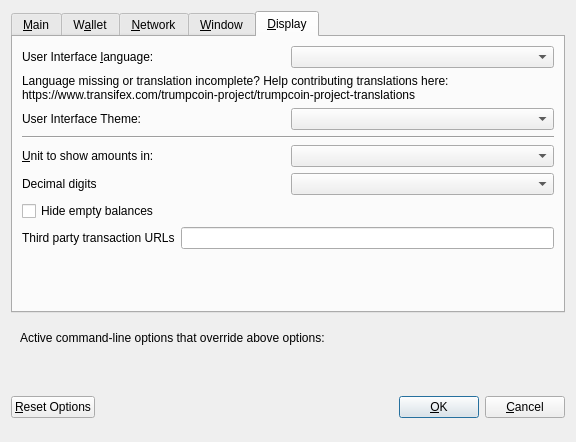
The window that src/qt/forms/optionsdialog.ui (trumpcoinsupport/TrumpCoin) describes before a commit, drawn with Qt 5.
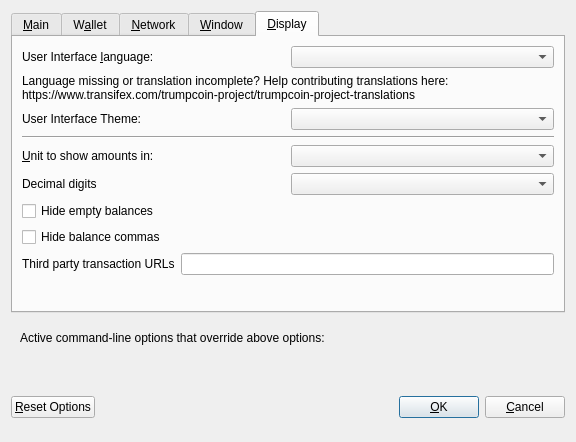
The same window after the commit. The open tabs and pages were chosen to show the change. Custom widgets are drawn as their Qt base class.

Commit message: added balance commas option

The edit to the form file:
```diff
--- a/src/qt/forms/optionsdialog.ui
+++ b/src/qt/forms/optionsdialog.ui
@@ -607,6 +607,19 @@
          </property>
         </widget>
        </item>
+       <item>
+        <widget class="QCheckBox" name="checkBoxHideCommas">
+         <property name="toolTip">
+          <string>Hide balance commas</string>
+         </property>
+         <property name="layoutDirection">
+          <enum>Qt::LeftToRight</enum>
+         </property>
+         <property name="text">
+          <string>Hide balance commas</string>
+         </property>
+        </widget>
+       </item>
        <item>
         <layout class="QHBoxLayout" name="horizontalLayout_3_Display">
          <item>
```
The commit also changes 7 other files.
